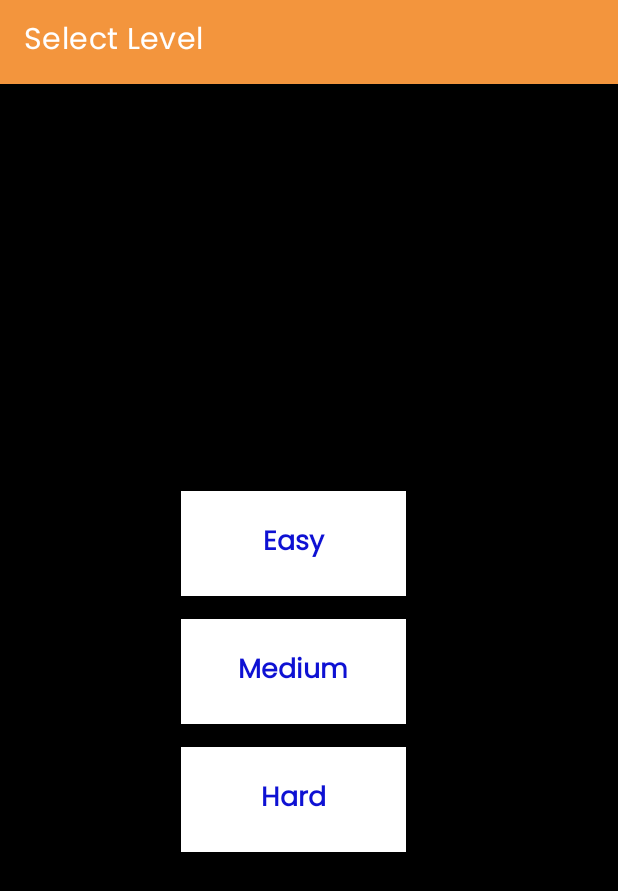
After one commit to EmadAhmedSabir/Assignment_Snake_Game, an Android app: the LevelsActivity screen opened directly, with no data from a screen before it, on a phone screen of 412 x 824 dp. The commit adds this screen. Shown: the top 891 px of the screen. Run offline under Robolectric (Android 15) with nearby library versions, the phone set to English and light mode, and no system bars.

Commit message:
updated welcome secreen and Added levels

```diff
--- /dev/null
+++ b/app/src/main/java/com/gamecodeschool/c17snake/activities/LevelsActivity.java
@@ -0,0 +1,53 @@
+package com.gamecodeschool.c17snake.activities;
+
+import android.annotation.SuppressLint;
+import android.app.Activity;
+import android.content.Intent;
+import android.graphics.Point;
+import android.os.Bundle;
+import android.view.Display;
+import android.widget.LinearLayout;
+import android.widget.TextView;
+
+import androidx.appcompat.app.AppCompatActivity;
+
+import com.gamecodeschool.c17snake.R;
+import com.gamecodeschool.c17snake.SnakeGame;
+
+public class LevelsActivity extends AppCompatActivity {
+
+
+
+    @Override
+    protected void onCreate(Bundle savedInstanceState) {
+        super.onCreate(savedInstanceState);
+        setContentView(R.layout.activity_level);
+
+        setTitle("Select Level");
+
+        findViewById(R.id.btnEasy).setOnClickListener(v->{
+            Intent intent = new Intent(this, GameActivity.class);
+            intent.putExtra("levelValue",1);
+            startActivity(intent);
+        });
+
+
+        findViewById(R.id.btnMedium).setOnClickListener(v->{
+            Intent intent = new Intent(this, GameActivity.class);
+            intent.putExtra("levelValue",2);
+            startActivity(intent);
+        });
+
+
+        findViewById(R.id.btnHard).setOnClickListener(v->{
+            Intent intent = new Intent(this, GameActivity.class);
+            intent.putExtra("levelValue",3);
+            startActivity(intent);
+        });
+
+
+
+    }
+
+
+}
--- /dev/null
+++ b/app/src/main/res/layout/activity_level.xml
@@ -0,0 +1,61 @@
+<?xml version="1.0" encoding="utf-8"?>
+<LinearLayout xmlns:android="http://schemas.android.com/apk/res/android"
+    xmlns:app="http://schemas.android.com/apk/res-auto"
+    xmlns:tools="http://schemas.android.com/tools"
+    android:layout_width="match_parent"
+    android:layout_height="match_parent"
+    android:background="@color/black"
+    android:gravity="center"
+    android:orientation="vertical">
+
+
+    <TextView
+        android:layout_width="wrap_content"
+        android:layout_height="wrap_content"
+        android:layout_marginTop="15dp"
+        android:minWidth="150dp"
+        android:id="@+id/btnEasy"
+        android:layout_marginEnd="10dp"
+        android:background="@color/white"
+        android:gravity="center"
+        android:minHeight="70dp"
+        android:text="Easy"
+        android:textColor="#0E11D3"
+        android:textSize="18sp"
+        android:textStyle="bold" />
+
+
+
+    <TextView
+        android:layout_width="wrap_content"
+        android:layout_height="wrap_content"
+        android:layout_marginTop="15dp"
+        android:minWidth="150dp"
+        android:layout_marginEnd="10dp"
+        android:id="@+id/btnMedium"
+        android:background="@color/white"
+        android:gravity="center"
+        android:minHeight="70dp"
+        android:text="Medium"
+        android:textColor="#0E11D3"
+        android:textSize="18sp"
+        android:textStyle="bold" />
+
+    <TextView
+        android:layout_width="wrap_content"
+        android:layout_height="wrap_content"
+        android:layout_marginTop="15dp"
+        android:minWidth="150dp"
+        android:layout_marginEnd="10dp"
+        android:background="@color/white"
+        android:id="@+id/btnHard"
+        android:gravity="center"
+        android:minHeight="70dp"
+        android:text="Hard"
+        android:textColor="#0E11D3"
+        android:textSize="18sp"
+        android:textStyle="bold" />
+
+
+
+</LinearLayout>
```
Also changed, not shown: app/src/main/AndroidManifest.xml (+10 -1 lines), app/src/main/java/com/gamecodeschool/c17snake/Ghost.java (+15 -1 lines), app/src/main/java/com/gamecodeschool/c17snake/SnakeGame.java (+41 -8 lines), app/src/main/java/com/gamecodeschool/c17snake/activities/GameActivity.java (added, +78 -0 lines), app/src/main/java/com/gamecodeschool/c17snake/activities/TapToPlayActivity.java (added, +37 -0 lines), app/src/main/res/layout/activity_main.xml (+15 -1 lines), app/src/main/res/layout/activity_tap_to_play.xml (added, +28 -0 lines), app/src/main/res/drawable/img1.jpg (added).
